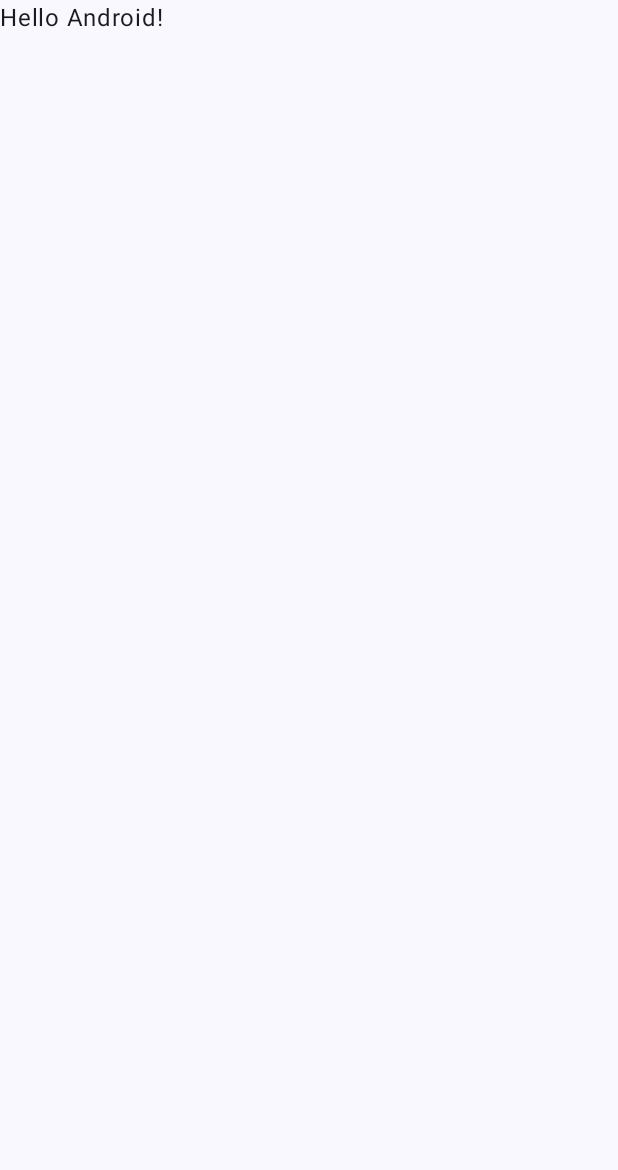
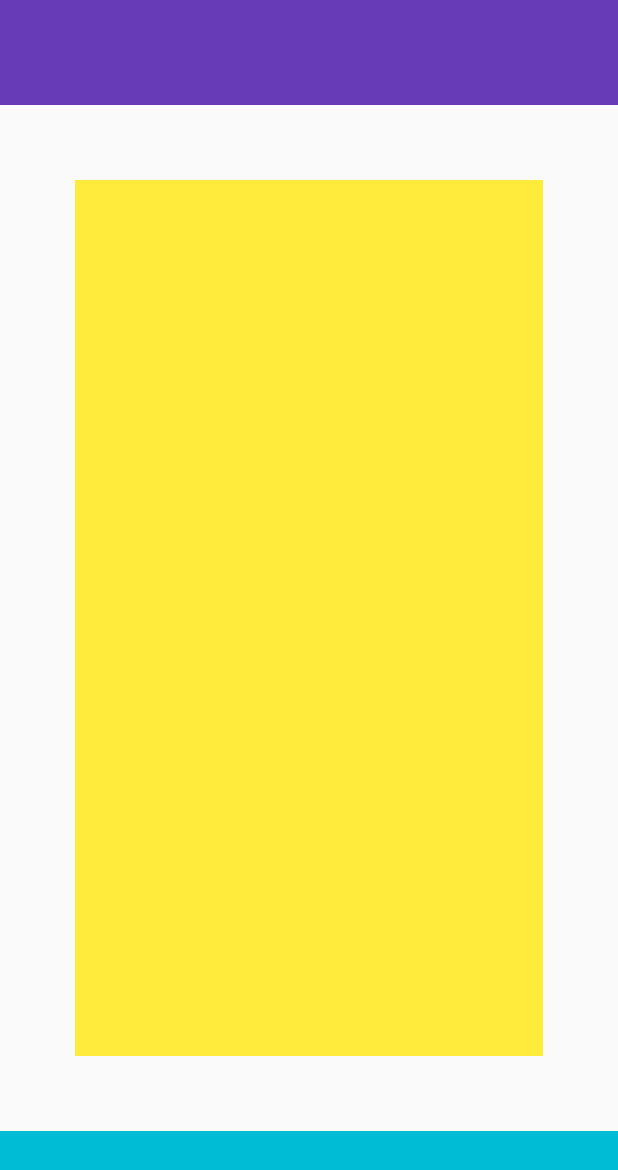
Before and after one commit to Alexandra-Magaramova/ProjectFilm, an Android app built with Jetpack Compose: the screen it shows after launch (MainActivity), on a phone screen of 412 x 824 dp. Before the commit the part shown is almost empty. Shown: the top 1170 px of the screen. Run offline under Robolectric (Android 15) with nearby library versions, the phone set to English and light mode, and no system bars.

Commit message:
change mainActivity

```diff
--- a/app/src/main/java/com/magaramova/projectfilm/MainActivity.kt
+++ b/app/src/main/java/com/magaramova/projectfilm/MainActivity.kt
@@ -2,45 +2,12 @@ package com.magaramova.projectfilm
 
 import android.os.Bundle
 import androidx.activity.ComponentActivity
-import androidx.activity.compose.setContent
-import androidx.compose.foundation.layout.fillMaxSize
-import androidx.compose.material3.MaterialTheme
-import androidx.compose.material3.Surface
-import androidx.compose.material3.Text
-import androidx.compose.runtime.Composable
-import androidx.compose.ui.Modifier
-import androidx.compose.ui.tooling.preview.Preview
-import com.magaramova.projectfilm.ui.theme.ProjectFilmTheme
+
 
 class MainActivity : ComponentActivity() {
     override fun onCreate(savedInstanceState: Bundle?) {
         super.onCreate(savedInstanceState)
-        setContent {
-            ProjectFilmTheme {
-                // A surface container using the 'background' color from the theme
-                Surface(
-                    modifier = Modifier.fillMaxSize(),
-                    color = MaterialTheme.colorScheme.background
-                ) {
-                    Greeting("Android")
-                }
-            }
-        }
+        setContentView(R.layout.activity_main)
+
     }
 }
-
-@Composable
-fun Greeting(name: String, modifier: Modifier = Modifier) {
-    Text(
-        text = "Hello $name!",
-        modifier = modifier
-    )
-}
-
-@Preview(showBackground = true)
-@Composable
-fun GreetingPreview() {
-    ProjectFilmTheme {
-        Greeting("Android")
-    }
-}
```
